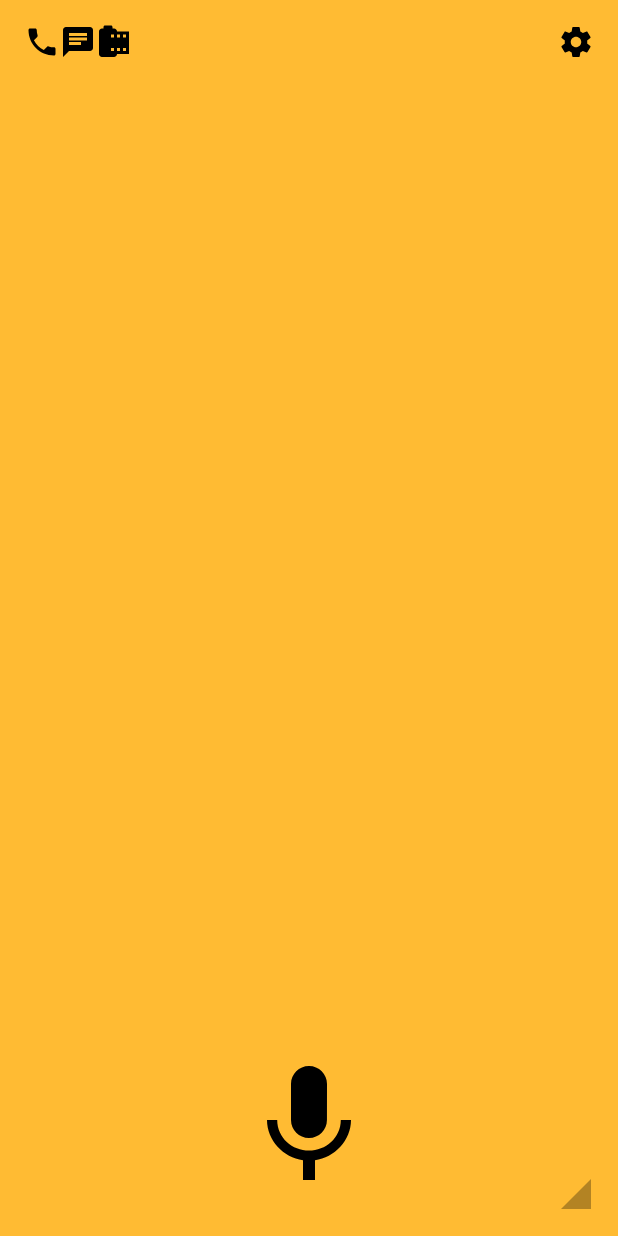
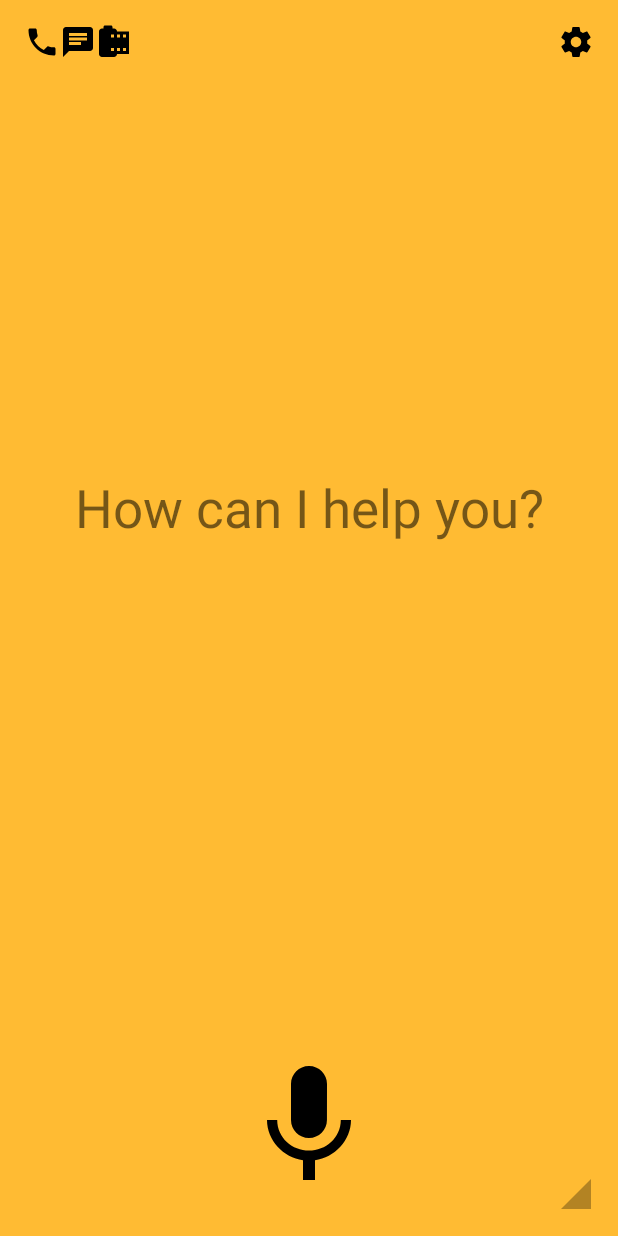
Before and after one commit to ShaelShah/Lahni-Assistant, an Android app: the layout activity_main.xml on its own in the app's theme, with its tools: preview values and no code run, on a phone screen of 412 x 824 dp. Run offline under Robolectric (Android 15) with nearby library versions, the phone set to English and light mode, and no system bars.

Commit message:
added more things

```diff
--- a/app/src/main/res/layout/activity_main.xml
+++ b/app/src/main/res/layout/activity_main.xml
@@ -23,6 +23,7 @@
         android:layout_alignParentTop="true"
         android:layout_alignParentEnd="true" />
 
+    <!---
     <FrameLayout
         android:id="@+id/fragment_container"
         android:layout_width="match_parent"
@@ -32,6 +33,8 @@
         android:layout_alignParentEnd="true"
         android:layout_above="@+id/confirmTextView" >
     </FrameLayout>
+    -->
+
 
     <Button
         android:id="@+id/speakButton"
@@ -102,4 +105,16 @@
         android:layout_alignParentEnd="true"
         android:id="@+id/speechProgressImageButton" />
 
+    <TextView
+        android:id="@+id/instructionTextView"
+        android:text="How can I help you?"
+        android:layout_width="match_parent"
+        android:layout_height="wrap_content"
+        android:gravity="center"
+        android:typeface="sans"
+        android:textSize="35sp"
+        android:layout_below="@+id/settingsButton"
+        android:layout_alignParentStart="true"
+        android:layout_above="@+id/confirmTextView" />
+
 </RelativeLayout>
```
Also changed, not shown: app/src/main/java/com/shael/segfaultstrategies/lahniassistant/MainActivity.java (+44 -19 lines), app/src/main/java/com/shael/segfaultstrategies/lahniassistant/SpeechRecognitionListener.java (+37 -9 lines), app/src/main/java/com/shael/segfaultstrategies/lahniassistant/TextViewFragment.java (+8 -1 lines).
